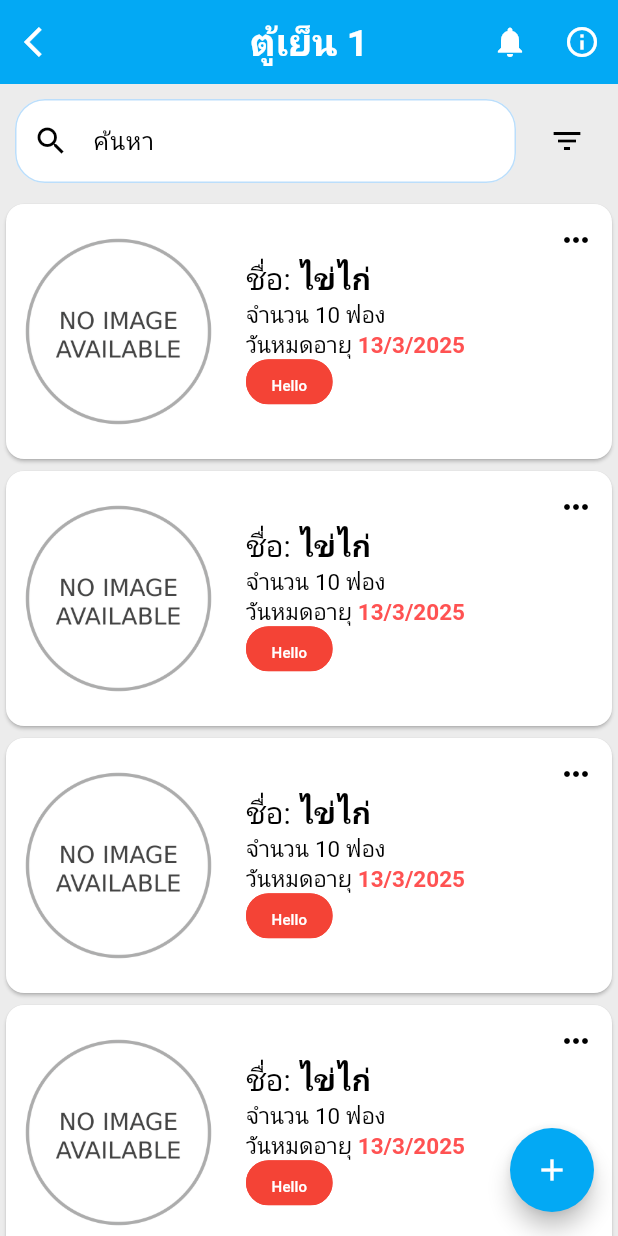
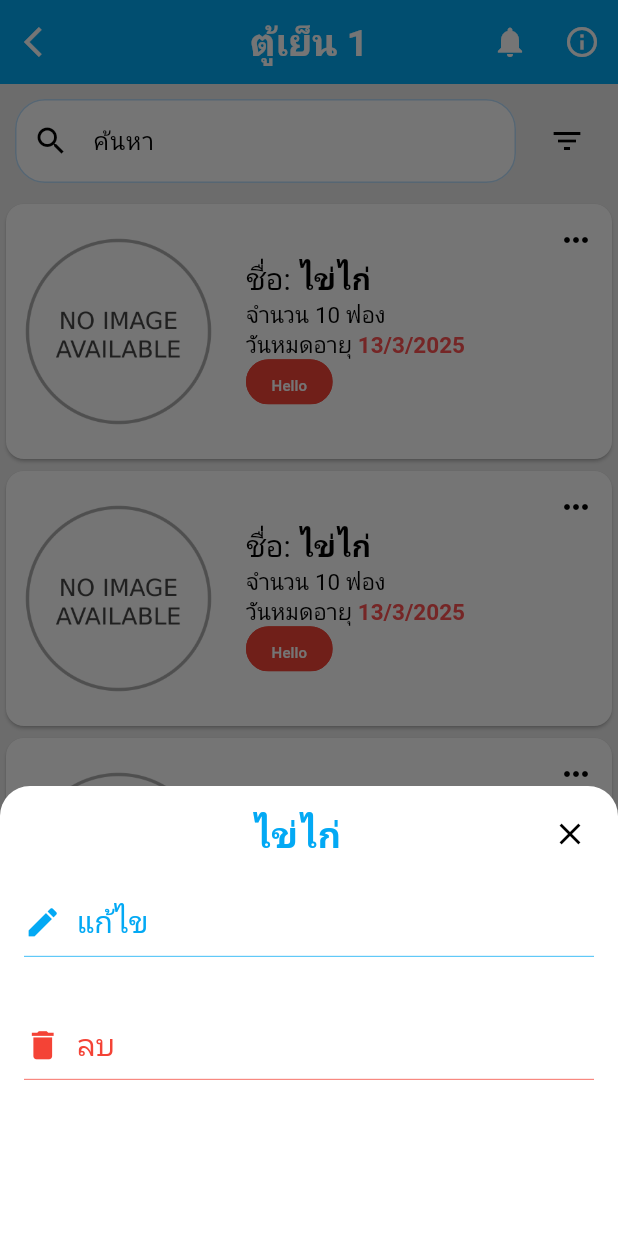
Before and after one commit to Pannathorn48/Re-Freeze, a Flutter app: the screen it shows after launch, after a tap on the "keyboard control" icon, on a phone screen of 412 x 824 dp. Run offline on Flutter 3.47's test engine with Material 3 defaults, Android fonts, the phone set to English and light mode, and no system bars; our stand-ins replace cloud_firestore, firebase_auth, firebase_core, flutter_svg, google_fonts, google_sign_in and 1 more; accounts and stored records are empty.

Commit message:
edit bottom sheet and add dialog

```diff
--- a/lib/components/custom_bottom_sheet.dart
+++ b/lib/components/custom_bottom_sheet.dart
@@ -1,25 +1,27 @@
 import 'package:flutter/material.dart';
 import 'package:google_fonts/google_fonts.dart';
 
-class ItemListBottomSheet extends StatefulWidget {
+class CustomBottomSheet extends StatefulWidget {
   final String title;
   final Color titleColor;
   final List<Widget> children;
-  const ItemListBottomSheet(
+  final double? height;
+  const CustomBottomSheet(
       {super.key,
       required this.title,
       required this.titleColor,
-      required this.children});
+      required this.children,
+      this.height});
 
   @override
-  State<ItemListBottomSheet> createState() => _ItemListBottomSheetState();
+  State<CustomBottomSheet> createState() => _CustomBottomSheetState();
 }
 
-class _ItemListBottomSheetState extends State<ItemListBottomSheet> {
+class _CustomBottomSheetState extends State<CustomBottomSheet> {
   @override
   Widget build(BuildContext context) {
     return Container(
-      height: 300,
+      height: widget.height ?? 300,
       decoration: BoxDecoration(
         borderRadius: BorderRadius.circular(20),
         color: Colors.white,
--- /dev/null
+++ b/lib/pages/item-list/_item_edit_bottom_sheet.dart
@@ -0,0 +1,36 @@
+import 'package:flutter/material.dart';
+import 'package:mobile_project/components/custom_bottom_sheet.dart';
+import 'package:mobile_project/components/custom_bottom_sheet_input.dart';
+
+class EditBottomSheet extends StatelessWidget {
+  final String title;
+  const EditBottomSheet({super.key, required this.title});
+
+  @override
+  Widget build(BuildContext context) {
+    return CustomBottomSheet(
+      title: title,
+      titleColor: Theme.of(context).colorScheme.primary,
+      children: [
+        CustomBottomSheetInput(
+          icon: Icon(
+            Icons.edit,
+            size: 25,
+            color: Theme.of(context).colorScheme.primary,
+          ),
+          onPressed: () {},
+          text: "แก้ไข",
+          textColor: Theme.of(context).colorScheme.primary,
+        ),
+        const SizedBox(
+          height: 20,
+        ),
+        CustomBottomSheetInput(
+            onPressed: () {},
+            text: "ลบ",
+            icon: const Icon(Icons.delete, size: 25, color: Colors.red),
+            textColor: Colors.red),
+      ],
+    );
+  }
+}
--- a/lib/pages/item-list/item_list_page.dart
+++ b/lib/pages/item-list/item_list_page.dart
@@ -4,6 +4,7 @@ import 'package:mobile_project/components/custom_bottom_sheet.dart';
 import 'package:mobile_project/components/custom_bottom_sheet_input.dart';
 import 'package:mobile_project/models/item.dart';
 import 'package:mobile_project/pages/item-list/_item_add_dialog.dart';
+import 'package:mobile_project/pages/item-list/_item_edit_bottom_sheet.dart';
 
 class ItemListPage extends StatefulWidget {
   final String freezeName = "ตู้เย็น 1";
@@ -227,7 +228,12 @@ class _ItemListPageState extends State<ItemListPage> {
                           child: IconButton(
                             icon: const Icon(Icons.more_horiz_outlined),
                             onPressed: () {
-                              // Add your edit functionality here
+                              showModalBottomSheet(
+                                  context: context,
+                                  builder: (context) {
+                                    return EditBottomSheet(
+                                        title: items[index].name);
+                                  });
                             },
                           ),
                         ),
@@ -244,34 +250,10 @@ class _ItemListPageState extends State<ItemListPage> {
         foregroundColor: Colors.lightBlue,
         shape: const CircleBorder(),
         onPressed: () {
-          showModalBottomSheet(
+          showDialog(
               context: context,
               builder: (context) {
-                return ItemListBottomSheet(
-                  title: "test",
-                  titleColor: Theme.of(context).colorScheme.primary,
-                  children: [
-                    CustomBottomSheetInput(
-                      icon: Icon(
-                        Icons.edit,
-                        size: 25,
-                        color: Theme.of(context).colorScheme.primary,
-                      ),
-                      onPressed: () {},
-                      text: "แก้ไข",
-                      textColor: Theme.of(context).colorScheme.primary,
-                    ),
-                    const SizedBox(
-                      height: 20,
-                    ),
-                    CustomBottomSheetInput(
-                        onPressed: () {},
-                        text: "ลบ",
-                        icon: const Icon(Icons.delete,
-                            size: 25, color: Colors.red),
-                        textColor: Colors.red),
-                  ],
-                );
+                return AddItemDialog();
               });
         },
         child: const Icon(
```
Also changed, not shown: lib/pages/item-list/_item_add_dialog.dart (+2 -10 lines).
